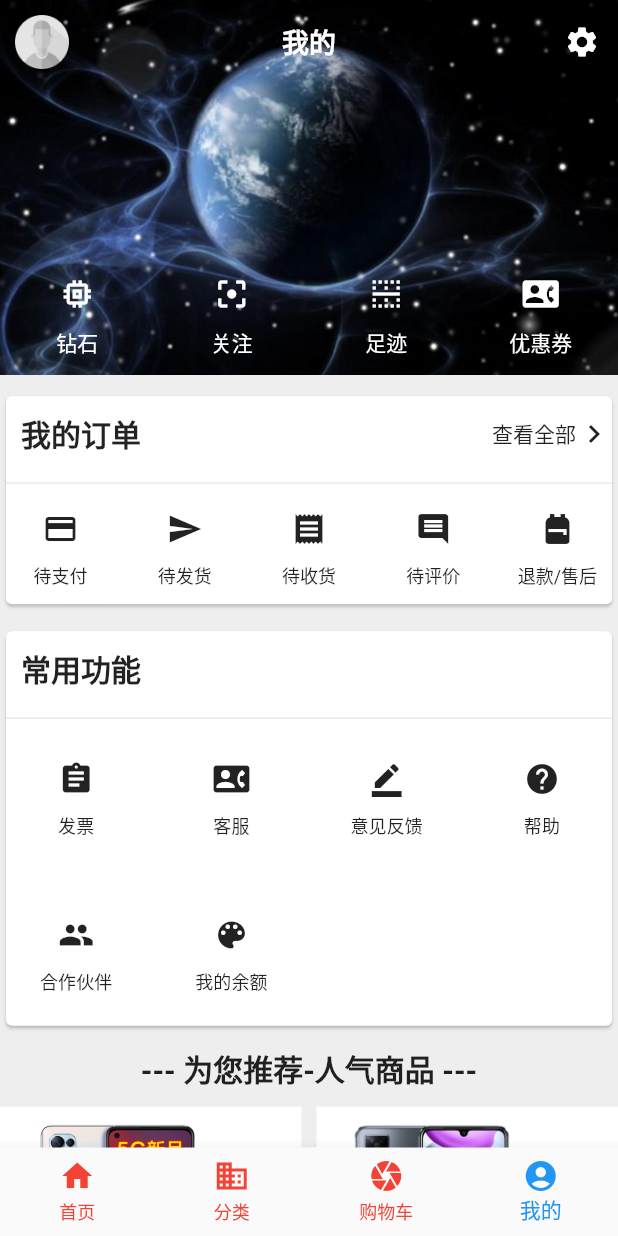
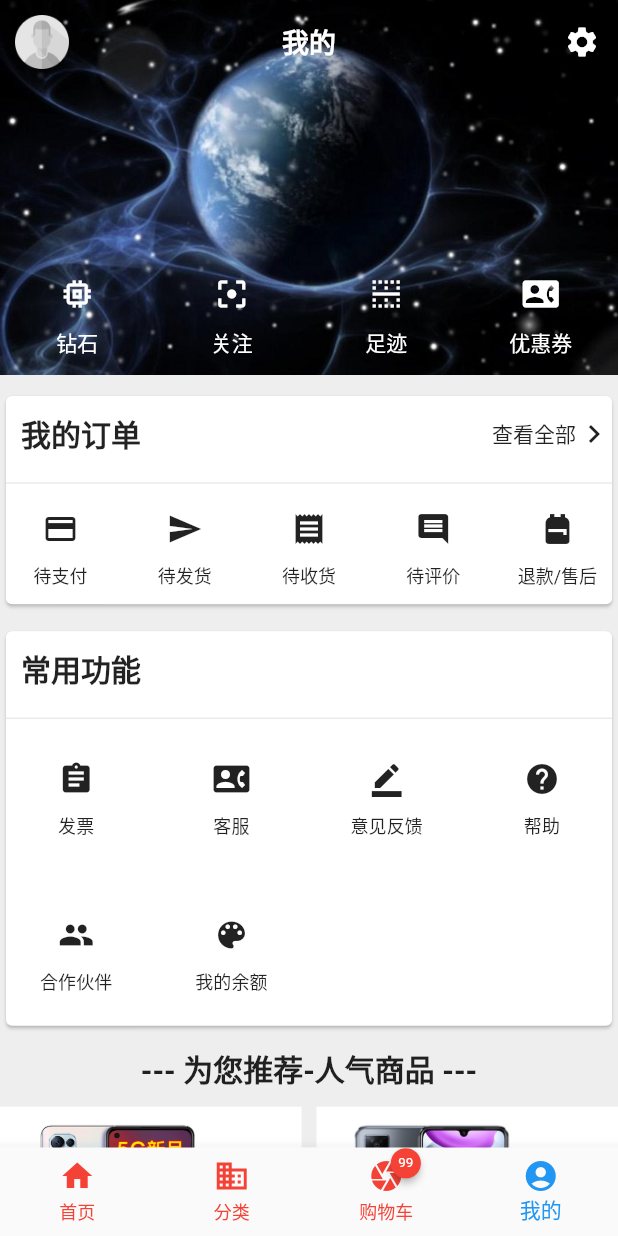
Before and after one commit to JDongKhan/flutter_shop, a Flutter app: the screen it shows after launch, item 4 of the bottom bar chosen, on a phone screen of 412 x 824 dp. Run offline on Flutter 3.47's test engine with Material 2 defaults, Android fonts, the phone set to English and light mode, and no system bars; drawn by our look-alikes of badges; our stand-ins replace auto_size_text, cached_network_image, connectivity, cookie_jar, dio, dio_cookie_manager and 14 more; missing offline and left inert: dio_http_cache, flutter_bugly, pull_to_refresh_notification; network calls fail.

Commit message:
add red dot

```diff
--- a/lib/page/shop_main_page.dart
+++ b/lib/page/shop_main_page.dart
@@ -1,3 +1,4 @@
+import 'package:badges/badges.dart';
 import 'package:flutter/material.dart';
 
 import 'cart/cart_1/page/shop_car_page.dart';
@@ -43,6 +44,7 @@ class _ShopMainPageState extends State<ShopMainPage>
     _tabs.add({
       'title': '购物车',
       'icon': Icons.camera,
+      'count': 99,
       'page': const ShopCarPage(),
     });
 
@@ -93,14 +95,29 @@ class _ShopMainPageState extends State<ShopMainPage>
           ? null
           : BottomNavigationBar(
               // 底部导航
-              items: _tabs
-                  .map(
-                    (e) => BottomNavigationBarItem(
-                      icon: Icon(e['icon'] as IconData),
+              items: _tabs.map(
+                (e) {
+                  dynamic count = e['count'];
+                  if (count != null) {
+                    return BottomNavigationBarItem(
+                      icon: Badge(
+                        position: const BadgePosition(start: 15, bottom: 10),
+                        badgeContent: Text(
+                          '$count',
+                          style:
+                              const TextStyle(color: Colors.white, fontSize: 9),
+                        ),
+                        child: Icon(e['icon'] as IconData),
+                      ),
                       label: e['title'].toString(),
-                    ),
-                  )
-                  .toList(),
+                    );
+                  }
+                  return BottomNavigationBarItem(
+                    icon: Icon(e['icon'] as IconData),
+                    label: e['title'].toString(),
+                  );
+                },
+              ).toList(),
               currentIndex: _selectedIndex,
               type: BottomNavigationBarType.fixed,
               selectedItemColor: Colors.blue,
```
Also changed, not shown: pubspec.yaml (+10 -0 lines), pubspec.lock, 1 other file.
